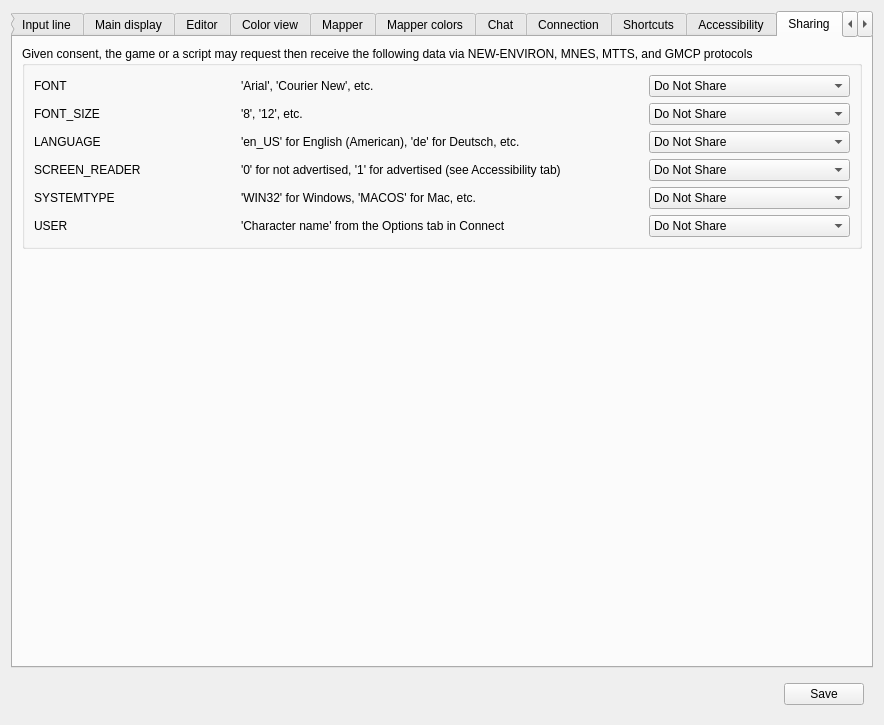
Old version of the form src/ui/profile_preferences.ui in the repository Mudlet/Mudlet.
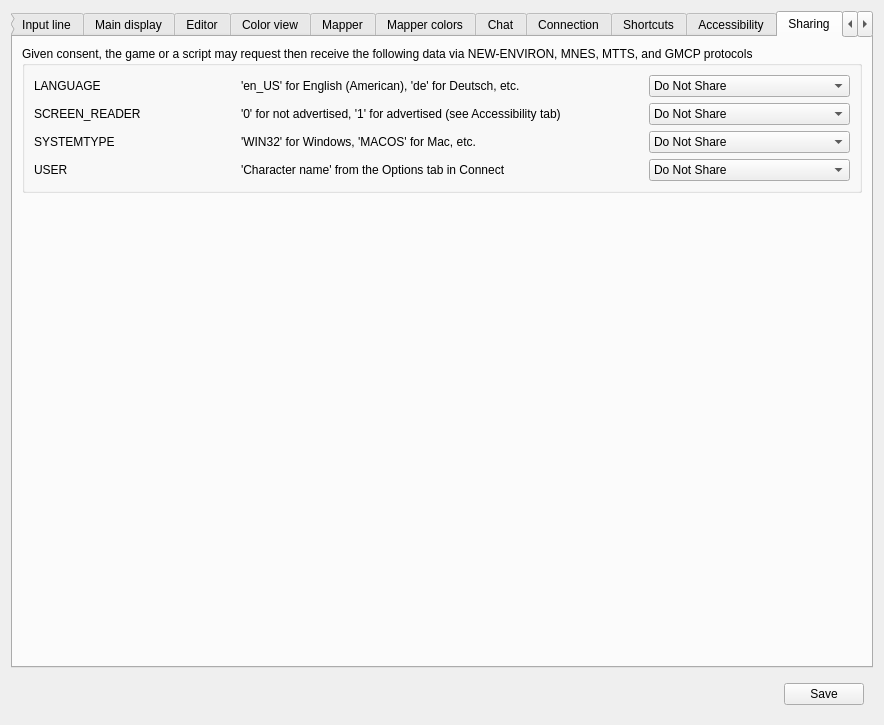
New version of the form. The open tabs and pages were chosen to show the change. Icons and pictures are not drawn. Custom widgets are drawn as their Qt base class.

Commit message: Minus Font and Font Size

```diff
--- a/src/ui/profile_preferences.ui
+++ b/src/ui/profile_preferences.ui
@@ -3775,84 +3775,6 @@
          </property>
          <layout class="QGridLayout" name="gridLayout_groupBox_sharing">
           <item row="0" column="0">
-           <widget class="QLabel" name="label_shareFont">
-            <property name="text">
-             <string>FONT</string>
-            </property>
-            <property name="buddy">
-             <cstring>label_shareFont</cstring>
-            </property>
-           </widget>
-          </item>
-          <item row="0" column="1" colspan="2">
-           <widget class="QLabel" name="label_detailFont">
-            <property name="text">
-             <string>'Arial', 'Courier New', etc.</string>
-            </property>
-            <property name="buddy">
-             <cstring>label_detailFont</cstring>
-            </property>
-           </widget>
-          </item>
-          <item row="0" column="3">
-           <widget class="QComboBox" name="comboBox_shareFont">
-            <item>
-             <property name="text">
-              <string>Do Not Share</string>
-             </property>
-            </item>
-            <item>
-             <property name="text">
-              <string>Share</string>
-             </property>
-            </item>
-            <item>
-             <property name="text">
-              <string>Block Requests</string>
-             </property>
-            </item>
-           </widget>
-          </item>
-          <item row="1" column="0">
-           <widget class="QLabel" name="label_shareFontSize">
-            <property name="text">
-             <string>FONT_SIZE</string>
-            </property>
-            <property name="buddy">
-             <cstring>label_shareFontSize</cstring>
-            </property>
-           </widget>
-          </item>
-          <item row="1" column="1" colspan="2">
-           <widget class="QLabel" name="label_detailFontSize">
-            <property name="text">
-             <string>'8', '12', etc.</string>
-            </property>
-            <property name="buddy">
-             <cstring>label_detailFontSize</cstring>
-            </property>
-           </widget>
-          </item>
-          <item row="1" column="3">
-           <widget class="QComboBox" name="comboBox_shareFontSize">
-            <item>
-             <property name="text">
-              <string>Do Not Share</string>
-             </property>
-            </item>
-            <item>
-             <property name="text">
-              <string>Share</string>
-             </property>
-            </item>
-            <item>
-             <property name="text">
-              <string>Block Requests</string>
-             </property>
-            </item>
-           </widget>
-          </item>
-          <item row="2" column="0">
            <widget class="QLabel" name="label_shareLanguage">
             <property name="text">
              <string>LANGUAGE</string>
@@ -3862,7 +3784,7 @@
             </property>
            </widget>
           </item>
-          <item row="2" column="1" colspan="2">>
+          <item row="0" column="1" colspan="2">>
            <widget class="QLabel" name="label_detailLanguage">
             <property name="text">
              <string>'en_US' for English (American), 'de' for Deutsch, etc.</string>
@@ -3872,7 +3794,7 @@
             </property>
            </widget>
           </item>
-          <item row="2" column="3">
+          <item row="0" column="3">
            <widget class="QComboBox" name="comboBox_shareLanguage">
             <item>
              <property name="text">
@@ -3891,7 +3813,7 @@
             </item>
            </widget>
           </item>
-          <item row="3" column="0">
+          <item row="1" column="0">
            <widget class="QLabel" name="label_shareScreenReader">
             <property name="text">
              <string>SCREEN_READER</string>
@@ -3901,7 +3823,7 @@
             </property>
            </widget>
           </item>
-          <item row="3" column="1" colspan="2">>
+          <item row="1" column="1" colspan="2">>
            <widget class="QLabel" name="label_detailScreenReader">
             <property name="text">
              <string>'0' for not advertised, '1' for advertised (see Accessibility tab)</string>
@@ -3911,7 +3833,7 @@
             </property>
            </widget>
           </item>
-          <item row="3" column="3">
+          <item row="1" column="3">
            <widget class="QComboBox" name="comboBox_shareScreenReader">
             <item>
              <property name="text">
@@ -3930,7 +3852,7 @@
             </item>
            </widget>
           </item>
-          <item row="4" column="0">
+          <item row="2" column="0">
            <widget class="QLabel" name="label_shareSystemType">
             <property name="text">
              <string>SYSTEMTYPE</string>
@@ -3940,7 +3862,7 @@
             </property>
            </widget>
           </item>
-          <item row="4" column="1" colspan="2">>
+          <item row="2" column="1" colspan="2">>
            <widget class="QLabel" name="label_detailSystemType">
             <property name="text">
              <string>'WIN32' for Windows, 'MACOS' for Mac, etc.</string>
@@ -3950,7 +3872,7 @@
             </property>
            </widget>
           </item>
-          <item row="4" column="3">
+          <item row="2" column="3">
            <widget class="QComboBox" name="comboBox_shareSystemType">
             <item>
              <property name="text">
@@ -3969,7 +3891,7 @@
             </item>
            </widget>
           </item>
-          <item row="5" column="0">
+          <item row="3" column="0">
            <widget class="QLabel" name="label_shareUser">
             <property name="text">
              <string>USER</string>
@@ -3979,7 +3901,7 @@
             </property>
            </widget>
           </item>
-          <item row="5" column="1" colspan="2">
+          <item row="3" column="1" colspan="2">
            <widget class="QLabel" name="label_detailUser">
             <property name="text">
              <string>'Character name' from the Options tab in Connect</string>
@@ -3989,7 +3911,7 @@
             </property>
            </widget>
           </item>
-          <item row="5" column="3">
+          <item row="3" column="3">
            <widget class="QComboBox" name="comboBox_shareUser">
             <item>
              <property name="text">
```
Left out of the diff: 2 changed lines with no effect on the pictures. The commit also changes 7 other files.
